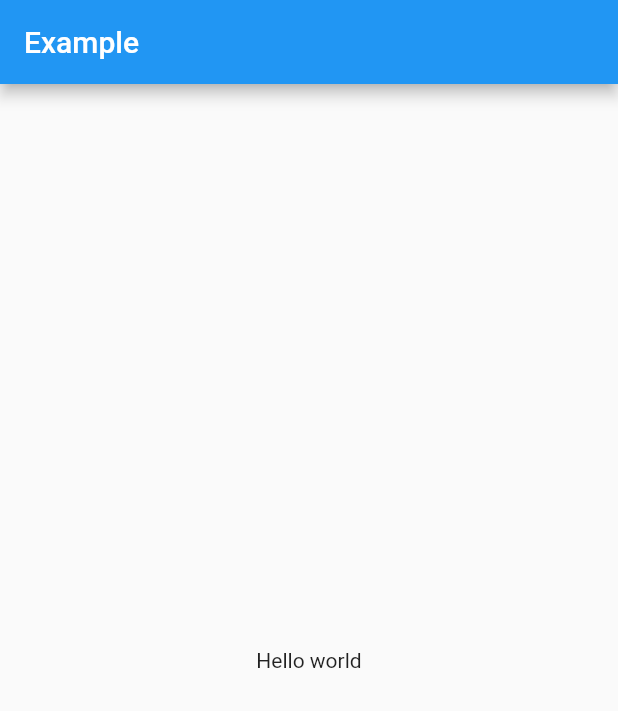
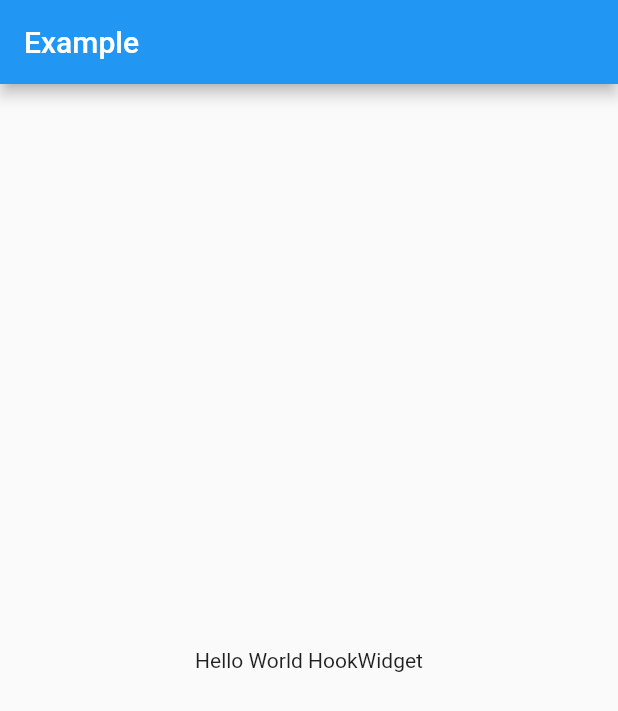
Before and after one commit to takuya-nakayasu/flutter_hooks_helloworld, a Flutter app: the screen it shows after launch, on a phone screen of 412 x 824 dp. Shown: the top 711 px of the screen. Run offline on Flutter 3.47's test engine with Material 2 defaults, Android fonts, the phone set to English and light mode, and no system bars; our stand-ins replace flutter_hooks, hooks_riverpod.

Commit message:
useState() & HookWidgetに切り替え

```diff
--- a/lib/main.dart
+++ b/lib/main.dart
@@ -1,7 +1,6 @@
 import 'package:flutter/material.dart';
+import 'package:flutter_hooks/flutter_hooks.dart';
 import 'package:hooks_riverpod/hooks_riverpod.dart';
-
-final helloWorldProvider = Provider((_) => 'Hello world');
 
 void main() {
   runApp(
@@ -11,16 +10,15 @@ void main() {
   );
 }
 
-class MyApp extends HookConsumerWidget {
+class MyApp extends HookWidget {
   @override
-  Widget build(BuildContext context, WidgetRef ref) {
-    final String value = ref.watch(helloWorldProvider);
-
+  Widget build(BuildContext context) {
+    final helloWorldState = useState('Hello World HookWidget');
     return MaterialApp(
       home: Scaffold(
         appBar: AppBar(title: const Text('Example')),
         body: Center(
-          child: Text(value),
+          child: Text(helloWorldState.value),
         ),
       ),
     );
```
Also changed, not shown: lib/hello_world_controller.dart (added).
